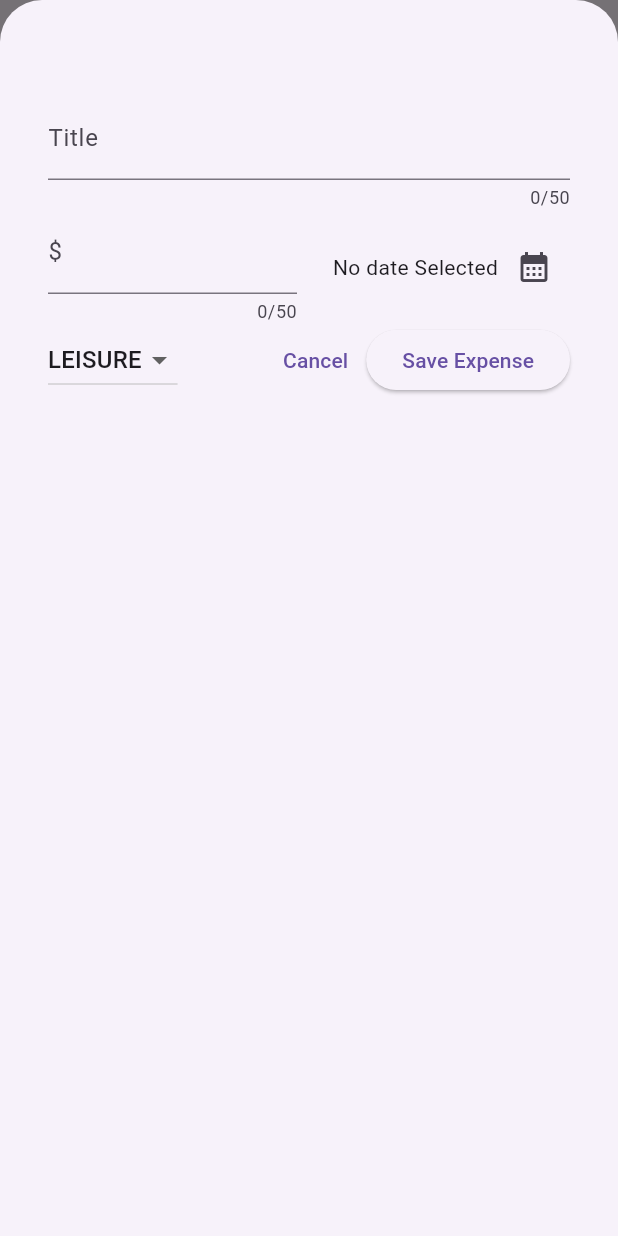
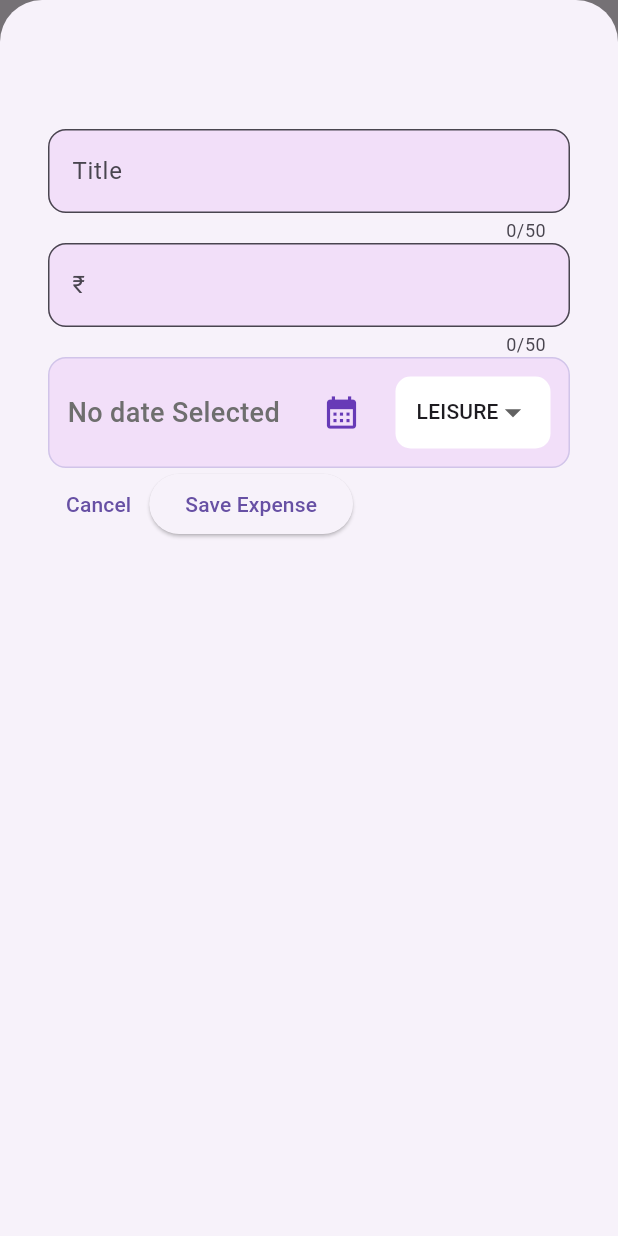
Before and after one commit to Abhilash037415/flutter_expense_tracker, a Flutter app: the screen it shows after launch, after a tap on the "add" icon, on a phone screen of 412 x 824 dp. Run offline on Flutter 3.47's test engine with Material 3 defaults, Android fonts, the phone set to English and light mode, and no system bars.

Commit message:
styled text fields

```diff
--- a/lib/widgets/expense_tracker.dart
+++ b/lib/widgets/expense_tracker.dart
@@ -39,7 +39,7 @@ class _ExpensesState extends State<Expenses> {
       context: context,
       isScrollControlled: true,
       builder: (ctx) => Container(
-        padding: const EdgeInsets.fromLTRB(16, 48, 16, 16),
+        padding: const EdgeInsets.fromLTRB(16, 70, 16, 16),
         child: NewExpense(addExpense: addExpense),
       ),
     );
--- a/lib/widgets/new_expense.dart
+++ b/lib/widgets/new_expense.dart
@@ -91,60 +91,114 @@ class _NewExpenseState extends State<NewExpense> {
             controller: _textController,
             maxLength: 50,
             keyboardType: TextInputType.name,
-            decoration: InputDecoration(label: Text('Title')),
+            decoration: InputDecoration(
+              label: Text('Title'),
+              filled: true,
+              fillColor: Color.fromARGB(255, 242, 223, 249), // pale green-ish
+              border: OutlineInputBorder(
+                borderRadius: BorderRadius.circular(12),
+                borderSide: BorderSide(color: Colors.black),
               ),
-          Row(
-            children: [
-              Expanded(
-                child: TextField(
+            ),
+          ),
+          TextField(
             controller: _amountcontroller,
             maxLength: 50,
             keyboardType: TextInputType.number,
-                  decoration: InputDecoration(label: Text('\$')),
+            decoration: InputDecoration(
+              label: Text('₹'),
+              filled: true,
+              fillColor: Color.fromARGB(255, 242, 223, 249), // pale green-ish
+              border: OutlineInputBorder(
+                borderRadius: BorderRadius.circular(12),
+                borderSide: BorderSide(color: Colors.black),
+              ),
             ),
           ),
           SizedBox(width: 16),
+          Container(
+            padding: const EdgeInsets.symmetric(horizontal: 12, vertical: 12),
+            decoration: BoxDecoration(
+              color: const Color(0xFFF2DFF9),
+              borderRadius: BorderRadius.circular(12),
+              border: Border.all(color: Colors.deepPurple.shade100),
+            ),
+            child: Row(
+              mainAxisAlignment: MainAxisAlignment.spaceBetween,
+              crossAxisAlignment: CrossAxisAlignment.center,
+              children: [
                 Expanded(
+                  flex: 2,
                   child: Row(
-                  mainAxisAlignment: MainAxisAlignment.end,
                     children: [
-                    Text(
+                      Expanded(
+                        child: Text(
                           _pickedDate == null
                               ? 'No date Selected'
                               : formatter.format(_pickedDate!),
-                      textAlign: TextAlign.center,
+                          style: TextStyle(
+                            fontSize: 18,
+                            fontWeight: FontWeight.w500,
+                            color: _pickedDate == null
+                                ? const Color.fromARGB(255, 110, 110, 110)
+                                : Colors.deepPurple,
+                          ),
+                          overflow: TextOverflow.ellipsis,
+                        ),
                       ),
                       IconButton(
                         onPressed: presentDatePicker,
-                      icon: Icon(Icons.calendar_month),
+                        icon: Icon(Icons.calendar_month, size: 26),
+                        color: Colors.deepPurple,
                       ),
                     ],
                   ),
                 ),
-            ],
+
+                const SizedBox(width: 12),
+
+                Expanded(
+                  flex: 1,
+                  child: DropdownButtonFormField<Category>(
+                    value: _selectedCategory,
+                    decoration: InputDecoration(
+                      contentPadding: const EdgeInsets.symmetric(
+                        horizontal: 10,
+                        vertical: 12,
                       ),
-          Row(
-            children: [
-              DropdownButton(
-                value: _selectedCategory,
+                      filled: true,
+                      fillColor: Colors.white,
+                      border: OutlineInputBorder(
+                        borderRadius: BorderRadius.circular(10),
+                        borderSide: BorderSide.none,
+                      ),
+                    ),
+                    icon: const Icon(Icons.arrow_drop_down, size: 26),
                     items: Category.values
                         .map(
                           (category) => DropdownMenuItem(
                             value: category,
-                        child: Text(category.name.toUpperCase()),
+                            child: Text(
+                              category.name.toUpperCase(),
+                              style: const TextStyle(fontSize: 14),
+                            ),
                           ),
                         )
                         .toList(),
                     onChanged: (value) {
+                      if (value != null) {
                         setState(() {
-                    if (value == null) {
-                      return;
-                    }
                           _selectedCategory = value;
                         });
+                      }
                     },
                   ),
-              Spacer(),
+                ),
+              ],
+            ),
+          ),
+          Row(
+            children: [
               TextButton(
                 onPressed: () {
                   Navigator.pop(context);
```
Lines whose indentation alone changed are shown as unchanged.
